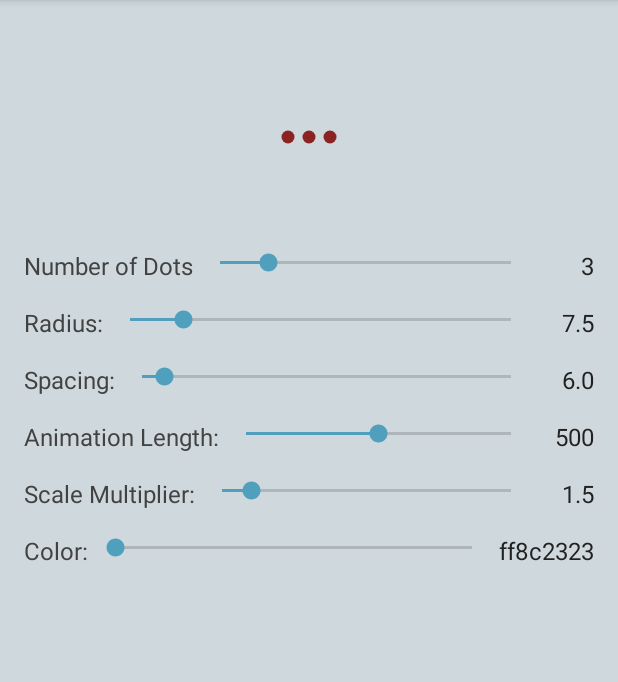
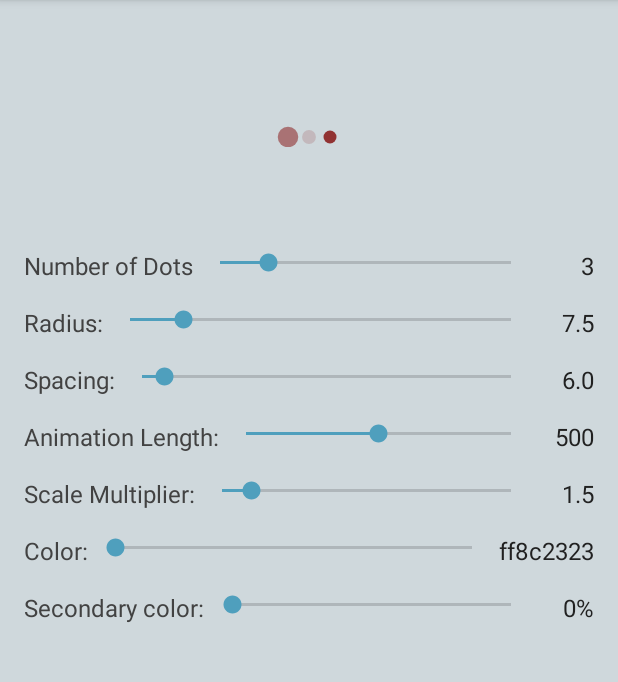
Before and after one commit to JustZak/DilatingDotsProgressBar, an Android app: the screen it shows after launch (MainActivity), on a phone screen of 412 x 824 dp, the part 84-766 px from its top. Run offline under Robolectric (Android 15) with nearby library versions, the phone set to English and light mode, and no system bars.

Commit message:
* Added secondary color feature (gradienting) for dots * Added additional controls for changing secondary color in example app

```diff
--- a/example/src/main/java/com/zl/reik/dilatingexample/MainActivity.java
+++ b/example/src/main/java/com/zl/reik/dilatingexample/MainActivity.java
@@ -17,11 +17,13 @@ public class MainActivity extends AppCompatActivity implements SeekBar.OnSeekBar
     private AppCompatSeekBar mAnimationDurationSeekbar;
     private AppCompatSeekBar mNumberDotsSeekbar;
     private AppCompatSeekBar mColorSeekbar;
+    private AppCompatSeekBar mColor2Seekbar;
     private AppCompatSeekBar mScaleMultiplierSeekbar;
     private TextView mNumDotsTextView;
     private TextView mScaleMultiplierTextView;
     private TextView mRadiusTextView;
     private TextView mColorTextView;
+    private TextView mColor2TextView;
     private TextView mSpacingTextView;
     private TextView mAnimationDurationTextView;
     private DilatingDotsProgressBar mDilatingDotsProgressBar;
@@ -48,12 +50,14 @@ public class MainActivity extends AppCompatActivity implements SeekBar.OnSeekBar
         mSpacingSeekbar = (AppCompatSeekBar) findViewById(R.id.seekbar_spacing);
         mAnimationDurationSeekbar = (AppCompatSeekBar) findViewById(R.id.seekbar_animation_duration);
         mColorSeekbar = (AppCompatSeekBar) findViewById(R.id.seekbar_color);
+        mColor2Seekbar = (AppCompatSeekBar) findViewById(R.id.seekbar_color_2);
         mScaleMultiplierSeekbar = (AppCompatSeekBar) findViewById(R.id.seekbar_scale_multiplier);
 
         mNumDotsTextView = (TextView) findViewById(R.id.textview_num_dots);
         mScaleMultiplierTextView = (TextView) findViewById(R.id.textview_scale_multiplier);
         mAnimationDurationTextView = (TextView) findViewById(R.id.textview_animation_duration);
         mColorTextView = (TextView) findViewById(R.id.textview_color);
+        mColor2TextView = (TextView) findViewById(R.id.textview_color_2);
         mRadiusTextView = (TextView) findViewById(R.id.textview_radius);
         mSpacingTextView = (TextView) findViewById(R.id.textview_spacing);
     }
@@ -91,7 +95,9 @@ public class MainActivity extends AppCompatActivity implements SeekBar.OnSeekBar
         mScaleMultiplierTextView.setText(String.valueOf(mDilatingDotsProgressBar.getDotScaleMultiplier()));
 
         mColorSeekbar.setOnSeekBarChangeListener(this);
+        mColor2Seekbar.setOnSeekBarChangeListener(this);
         mColorTextView.setText(Integer.toHexString(getHSVColor(0)));
+        mColor2TextView.setText("0%");
     }
 
     @Override
@@ -111,9 +117,14 @@ public class MainActivity extends AppCompatActivity implements SeekBar.OnSeekBar
         } else if (seekBar == mColorSeekbar) {
             mDilatingDotsProgressBar.setDotColor(getHSVColor(progress));
             mColorTextView.setText(Integer.toHexString(getHSVColor(progress)));
+        } else if (seekBar == mColor2Seekbar) {
+            int mainColor = getHSVColor(mColorSeekbar.getProgress());
+            int secondaryColor = Color.argb(progress, Color.red(mainColor), Color.green(mainColor), Color.blue(mainColor));
+            mDilatingDotsProgressBar.setDotColors(mainColor, secondaryColor);
+            mColor2TextView.setText(String.valueOf((int) (progress / (float) seekBar.getMax() * 100)) + "%");
         } else if (seekBar == mScaleMultiplierSeekbar) {
             float scale = lerp(scaleMin, scaleMax, progress / 100f);
-            mDilatingDotsProgressBar.setDotScaleMultpiplier(scale);
+            mDilatingDotsProgressBar.setDotScaleMultiplier(scale);
             mScaleMultiplierTextView.setText(String.format("%.2f", scale));
         }
     }
--- a/example/src/main/res/layout/content_main.xml
+++ b/example/src/main/res/layout/content_main.xml
@@ -25,6 +25,7 @@
 			android:layout_gravity="center"
 			android:radius="5dp"
 			android:color="#8C2323"
+			app:dd_endColor="#208c2323"
 			app:dd_numDots="3"
 			app:dd_scaleMultiplier="1.5"
 			app:dd_animationDuration="500"
@@ -143,4 +144,22 @@
 
 	</LinearLayout>
 
+	<LinearLayout
+		style="@style/SeekbarLayout">
+
+		<TextView
+			style="@style/SeekbarLabel"
+			android:text="@string/color_2"/>
+
+		<android.support.v7.widget.AppCompatSeekBar
+			android:id="@+id/seekbar_color_2"
+			style="@style/Seekbar"
+			android:max="255"/>
+
+		<TextView
+			android:id="@+id/textview_color_2"
+			style="@style/SeekbarValueText"/>
+
+	</LinearLayout>
+
 </LinearLayout>
--- a/example/src/main/res/values/strings.xml
+++ b/example/src/main/res/values/strings.xml
@@ -7,4 +7,5 @@
 	<string name="animation_duration">Animation Length:</string>
 	<string name="scale_multiplier">Scale Multiplier:</string>
 	<string name="color">Color:</string>
+	<string name="color_2">Secondary color:</string>
 </resources>
--- a/library/src/main/java/com/zl/reik/dilatingdotsprogressbar/DilatingDotsProgressBar.java
+++ b/library/src/main/java/com/zl/reik/dilatingdotsprogressbar/DilatingDotsProgressBar.java
@@ -2,12 +2,14 @@ package com.zl.reik.dilatingdotsprogressbar;
 
 import android.animation.Animator;
 import android.animation.AnimatorListenerAdapter;
+import android.animation.ArgbEvaluator;
 import android.animation.ObjectAnimator;
 import android.animation.ValueAnimator;
 import android.content.Context;
 import android.content.res.TypedArray;
 import android.graphics.Canvas;
 import android.graphics.drawable.Drawable;
+import android.support.annotation.ColorInt;
 import android.util.AttributeSet;
 import android.view.View;
 import android.view.animation.AccelerateDecelerateInterpolator;
@@ -22,6 +24,7 @@ public class DilatingDotsProgressBar extends View {
     private static final int MIN_SHOW_TIME = 500; // ms
     private static final int MIN_DELAY = 500; // ms
     private int mDotColor;
+    private int mDotEndColor;
     private int mAnimationDuration;
     private int mWidthBetweenDotCenters;
     private int mNumberDots;
@@ -33,6 +36,7 @@ public class DilatingDotsProgressBar extends View {
     private boolean mShouldAnimate;
     private boolean mDismissed = false;
     private boolean mIsRunning = false;
+    private boolean mAnimateColors = false;
     private ArrayList<DilatingDotDrawable> mDrawables = new ArrayList<>();
     private final List<Animator> mAnimations = new ArrayList<>();
     /** delayed runnable to stop the progress */
@@ -45,6 +49,7 @@ public class DilatingDotsProgressBar extends View {
             stopAnimations();
         }
     };
+
     /** delayed runnable to start the progress */
     private final Runnable mDelayedShow = new Runnable() {
         @Override
@@ -75,12 +80,14 @@ public class DilatingDotsProgressBar extends View {
         mNumberDots = a.getInt(R.styleable.DilatingDotsProgressBar_dd_numDots, 3);
         mDotRadius = a.getDimension(R.styleable.DilatingDotsProgressBar_android_radius, 8);
         mDotColor = a.getColor(R.styleable.DilatingDotsProgressBar_android_color, 0xff9c27b0);
+        mDotEndColor = a.getColor(R.styleable.DilatingDotsProgressBar_dd_endColor, mDotColor);
         mDotScaleMultiplier = a.getFloat(R.styleable.DilatingDotsProgressBar_dd_scaleMultiplier, DEFAULT_GROWTH_MULTIPLIER);
         mAnimationDuration = a.getInt(R.styleable.DilatingDotsProgressBar_dd_animationDuration, 300);
         mHorizontalSpacing = a.getDimension(R.styleable.DilatingDotsProgressBar_dd_horizontalSpacing, 12);
         a.recycle();
 
         mShouldAnimate = false;
+        mAnimateColors = mDotColor != mDotEndColor;
         calculateMaxRadius();
         calculateWidthBetweenDotCenters();
 
@@ -223,10 +230,12 @@ public class DilatingDotsProgressBar extends View {
             dot.setCallback(this);
             mDrawables.add(dot);
 
+            final long startDelay = (i - 1) * (int) (START_DELAY_FACTOR * mAnimationDuration);
+
+            // Sizing
             ValueAnimator growAnimator = ObjectAnimator.ofFloat(dot, "radius", mDotRadius, mDotMaxRadius, mDotRadius);
             growAnimator.setDuration(mAnimationDuration);
             growAnimator.setInterpolator(new AccelerateDecelerateInterpolator());
-
             if (i == mNumberDots) {
                 growAnimator.addListener(new AnimatorListenerAdapter() {
                     @Override
@@ -237,9 +246,37 @@ public class DilatingDotsProgressBar extends View {
                     }
                 });
             }
+            growAnimator.setStartDelay(startDelay);
 
-            growAnimator.setStartDelay((i - 1) * (int) (START_DELAY_FACTOR * mAnimationDuration));
             mAnimations.add(growAnimator);
+
+            if (mAnimateColors) {
+                // Gradient
+                ValueAnimator colorAnimator = ValueAnimator.ofInt(mDotEndColor, mDotColor);
+                colorAnimator.setDuration(mAnimationDuration);
+                colorAnimator.setEvaluator(new ArgbEvaluator());
+                colorAnimator.addUpdateListener(new ValueAnimator.AnimatorUpdateListener() {
+
+                    @Override
+                    public void onAnimationUpdate(ValueAnimator animator) {
+                        dot.setColor((int) animator.getAnimatedValue());
+                    }
+
+                });
+                if (i == mNumberDots) {
+                    colorAnimator.addListener(new AnimatorListenerAdapter() {
+                        @Override
+                        public void onAnimationEnd(Animator animation) {
+                            if (shouldAnimate()) {
+                                startAnimations();
+                            }
+                        }
+                    });
+                }
+                colorAnimator.setStartDelay(startDelay);
+
+                mAnimations.add(colorAnimator);
+            }
         }
     }
 
@@ -315,17 +352,51 @@ public class DilatingDotsProgressBar extends View {
         setupDots();
     }
 
-    public void setDotScaleMultpiplier(float multplier) {
+    public void setDotScaleMultiplier(float multiplier) {
         reset();
-        mDotScaleMultiplier = multplier;
+        mDotScaleMultiplier = multiplier;
         calculateMaxRadius();
         setupDots();
     }
 
     public void setDotColor(int color) {
-        mDotColor = color;
-        for (DilatingDotDrawable dot : mDrawables) {
-            dot.setColor(mDotColor);
+        if (color != mDotColor) {
+            if (mAnimateColors) {
+                // Cancel previous animations
+                reset();
+                mDotColor = color;
+                mDotEndColor = color;
+                mAnimateColors = false;
+
+                setupDots();
+
+            } else {
+                mDotColor = color;
+                for (DilatingDotDrawable dot : mDrawables) {
+                    dot.setColor(mDotColor);
+                }
+            }
+        }
+    }
+
+    /**
+     * Set different start and end colors for dots. This will result in gradient behaviour. In case you want set 1 solid
+     * color - use {@link #setDotColor(int)} instead
+     *
+     * @param startColor starting color of the dot
+     * @param endColor   ending color of the dot
+     */
+    public void setDotColors(@ColorInt int startColor, @ColorInt int endColor) {
+        if (mDotColor != startColor || mDotEndColor != endColor) {
+            if (mAnimateColors) {
+                reset();
+            }
+            mDotColor = startColor;
+            mDotEndColor = endColor;
+
+            mAnimateColors = mDotColor != mDotEndColor;
+
+            setupDots();
         }
     }
 
--- a/library/src/main/res/values/attrs.xml
+++ b/library/src/main/res/values/attrs.xml
@@ -7,5 +7,6 @@
 		<attr name="dd_scaleMultiplier" format="float" />
 		<attr name="dd_animationDuration" format="integer" />
 		<attr name="dd_horizontalSpacing" format="dimension" />
+		<attr name="dd_endColor" format="color"/>
 	</declare-styleable>
 </resources>
```
